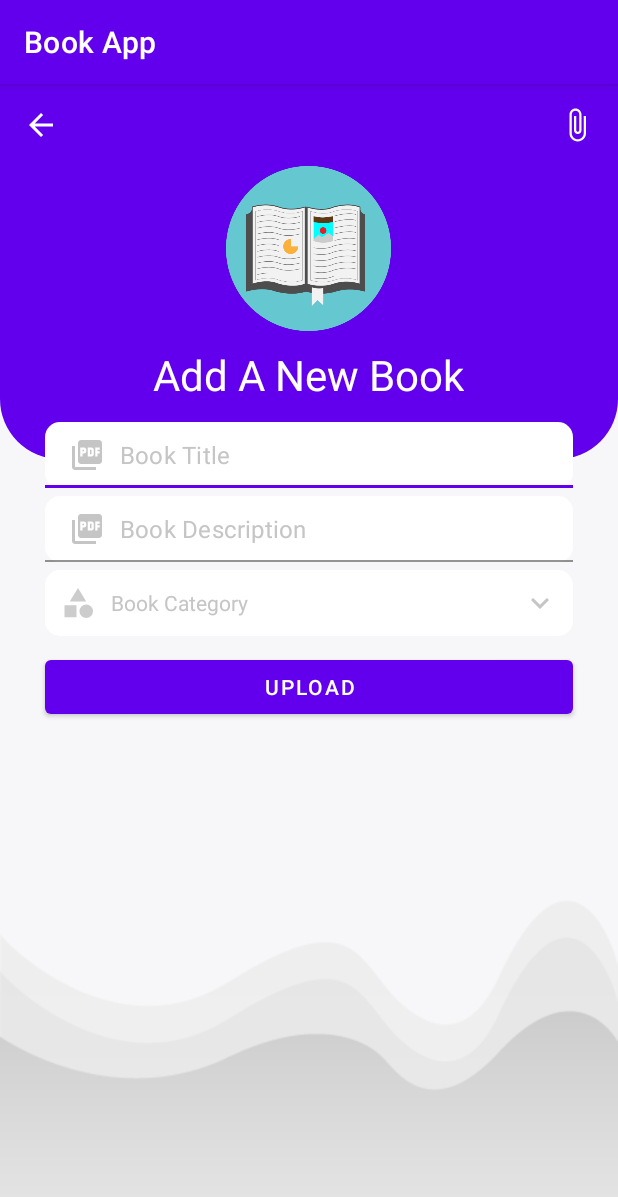
After one commit to Blessed-Hinn/BookApp-Android_studio, an Android app: the PdfAddActivity screen opened directly, with no data from a screen before it, on a phone screen of 412 x 824 dp. The commit adds this screen. Shown: the top 1197 px of the screen. Run offline under Robolectric (Android 15) with nearby library versions, the phone set to English and light mode, and no system bars; our stand-ins replace Firebase (no records; nobody signed in at launch, a user with empty details on screens opened directly).

Commit message:
Adding More Features

```diff
--- a/app/src/main/AndroidManifest.xml
+++ b/app/src/main/AndroidManifest.xml
@@ -13,6 +13,9 @@
         android:supportsRtl="true"
         android:theme="@style/Theme.BookApp"
         tools:targetApi="31">
+        <activity
+            android:name=".PdfAddActivity"
+            android:exported="false" />
         <activity
             android:name=".CategoryAddActivity"
             android:exported="false" />
--- a/app/src/main/java/com/benny/bookapp/DashboardAdminActivity.kt
+++ b/app/src/main/java/com/benny/bookapp/DashboardAdminActivity.kt
@@ -5,9 +5,7 @@ import androidx.appcompat.app.AppCompatActivity
 import android.os.Bundle
 import android.text.Editable
 import android.text.TextWatcher
-import android.widget.TextView
 import com.benny.bookapp.databinding.ActivityDashboardAdminBinding
-import com.benny.bookapp.databinding.ActivityDashboardUserBinding
 import com.google.firebase.auth.FirebaseAuth
 import com.google.firebase.database.DataSnapshot
 import com.google.firebase.database.DatabaseError
@@ -71,6 +69,11 @@ class DashboardAdminActivity : AppCompatActivity() {
         binding.addCategory.setOnClickListener {
             startActivity(Intent(this, CategoryAddActivity::class.java))
         }
+
+        //Handle Click, Add Pdf page
+        binding.addPdfFab.setOnClickListener {
+            startActivity(Intent(this, PdfAddActivity::class.java))
+        }
     }
 
     private fun loadCategories() {
--- /dev/null
+++ b/app/src/main/java/com/benny/bookapp/PdfAddActivity.kt
@@ -0,0 +1,69 @@
+package com.benny.bookapp
+
+import android.app.ProgressDialog
+import android.net.Uri
+import androidx.appcompat.app.AppCompatActivity
+import android.os.Bundle
+import android.util.Log
+import com.benny.bookapp.databinding.ActivityPdfBinding
+import com.google.firebase.auth.FirebaseAuth
+import com.google.firebase.database.DataSnapshot
+import com.google.firebase.database.DatabaseError
+import com.google.firebase.database.FirebaseDatabase
+import com.google.firebase.database.ValueEventListener
+
+class PdfAddActivity : AppCompatActivity() {
+
+    //Setup view binding
+    private lateinit var binding : ActivityPdfBinding
+
+    //Firebase Auth
+    private lateinit var firebaseAuth: FirebaseAuth
+
+    //Progress dialog
+    private lateinit var progressDialog: ProgressDialog
+
+    //ArrayList to hold pdf
+    private lateinit var categoryArrayList : ArrayList<ModelCategory>
+
+    //url of picked pdf
+    private var pdfUrl : Uri? = null
+
+    //TAG
+    private val TAG = "PDF_ADD_TAG"
+
+    override fun onCreate(savedInstanceState: Bundle?) {
+        super.onCreate(savedInstanceState)
+        binding = ActivityPdfBinding.inflate(layoutInflater)
+        setContentView(binding.root)
+
+        //init firebase auth
+        firebaseAuth = FirebaseAuth.getInstance()
+        loadPdfCategories()
+
+        //setup progress Dialog
+        progressDialog = ProgressDialog(this)
+        progressDialog.setTitle("Please Wait...")
+        progressDialog.setCanceledOnTouchOutside(false)
+    }
+
+    private fun loadPdfCategories() {
+        Log.d(TAG, "loadPdfCategories: Loading pdf Categories")
+
+        //init array List
+        categoryArrayList = ArrayList()
+
+        //db reference to load categories DB > Categories
+        val ref = FirebaseDatabase.getInstance().getReference("Categories")
+        ref.addListenerForSingleValueEvent( object : ValueEventListener{
+            override fun onDataChange(snapshot: DataSnapshot) {
+                TODO("Not yet implemented")
+            }
+
+            override fun onCancelled(error: DatabaseError) {
+
+            }
+
+        })
+    }
+}
--- /dev/null
+++ b/app/src/main/res/drawable/ic_attach_white.xml
@@ -0,0 +1,5 @@
+<vector android:height="24dp" android:tint="#FFFFFF"
+    android:viewportHeight="24" android:viewportWidth="24"
+    android:width="24dp" xmlns:android="http://schemas.android.com/apk/res/android">
+    <path android:fillColor="@android:color/white" android:pathData="M16.5,6v11.5c0,2.21 -1.79,4 -4,4s-4,-1.79 -4,-4V5c0,-1.38 1.12,-2.5 2.5,-2.5s2.5,1.12 2.5,2.5v10.5c0,0.55 -0.45,1 -1,1s-1,-0.45 -1,-1V6H10v9.5c0,1.38 1.12,2.5 2.5,2.5s2.5,-1.12 2.5,-2.5V5c0,-2.21 -1.79,-4 -4,-4S7,2.79 7,5v12.5c0,3.04 2.46,5.5 5.5,5.5s5.5,-2.46 5.5,-5.5V6h-1.5z"/>
+</vector>
--- /dev/null
+++ b/app/src/main/res/drawable/ic_down_gray.xml
@@ -0,0 +1,5 @@
+<vector android:height="24dp" android:tint="#C5C5C5"
+    android:viewportHeight="24" android:viewportWidth="24"
+    android:width="24dp" xmlns:android="http://schemas.android.com/apk/res/android">
+    <path android:fillColor="@android:color/white" android:pathData="M7.41,8.59L12,13.17l4.59,-4.58L18,10l-6,6 -6,-6 1.41,-1.41z"/>
+</vector>
--- /dev/null
+++ b/app/src/main/res/drawable/ic_pdf_gray.xml
@@ -0,0 +1,5 @@
+<vector android:height="24dp" android:tint="#C5C5C5"
+    android:viewportHeight="24" android:viewportWidth="24"
+    android:width="24dp" xmlns:android="http://schemas.android.com/apk/res/android">
+    <path android:fillColor="@android:color/white" android:pathData="M20,2L8,2c-1.1,0 -2,0.9 -2,2v12c0,1.1 0.9,2 2,2h12c1.1,0 2,-0.9 2,-2L22,4c0,-1.1 -0.9,-2 -2,-2zM11.5,9.5c0,0.83 -0.67,1.5 -1.5,1.5L9,11v2L7.5,13L7.5,7L10,7c0.83,0 1.5,0.67 1.5,1.5v1zM16.5,11.5c0,0.83 -0.67,1.5 -1.5,1.5h-2.5L12.5,7L15,7c0.83,0 1.5,0.67 1.5,1.5v3zM20.5,8.5L19,8.5v1h1.5L20.5,11L19,11v2h-1.5L17.5,7h3v1.5zM9,9.5h1v-1L9,8.5v1zM4,6L2,6v14c0,1.1 0.9,2 2,2h14v-2L4,20L4,6zM14,11.5h1v-3h-1v3z"/>
+</vector>
--- /dev/null
+++ b/app/src/main/res/layout/activity_pdf.xml
@@ -0,0 +1,144 @@
+<?xml version="1.0" encoding="utf-8"?>
+<RelativeLayout xmlns:android="http://schemas.android.com/apk/res/android"
+    xmlns:app="http://schemas.android.com/apk/res-auto"
+    xmlns:tools="http://schemas.android.com/tools"
+    android:layout_width="match_parent"
+    android:layout_height="match_parent"
+    android:background="@drawable/back01"
+    tools:context=".PdfAddActivity">
+
+    <!--ToolBar-->
+    <RelativeLayout
+        android:id="@+id/toolbarRl"
+        android:layout_width="match_parent"
+        android:layout_height="250dp"
+        android:background="@drawable/shape_toolbar01">
+
+        <!--Back Button-->
+        <ImageButton
+            android:id="@+id/backBtn"
+            android:layout_width="wrap_content"
+            android:layout_height="wrap_content"
+            android:layout_margin="10dp"
+            android:background="@android:color/transparent"
+            android:padding="5dp"
+            android:src="@drawable/ic_back_white" />
+
+        <!--Icon Image-->
+        <ImageView
+            android:id="@+id/iconIv"
+            android:layout_width="110dp"
+            android:layout_height="110dp"
+            android:layout_below="@id/backBtn"
+            android:layout_centerHorizontal="true"
+            android:src="@drawable/logo" />
+
+        <TextView
+            android:id="@+id/titleTv"
+            android:layout_width="wrap_content"
+            android:layout_height="wrap_content"
+            android:layout_below="@id/iconIv"
+            android:layout_centerHorizontal="true"
+            android:layout_marginTop="10dp"
+            android:text="Add A New Book"
+            android:textColor="@color/white"
+            android:textSize="28sp" />
+
+        <!--Attach File-->
+        <ImageButton
+            android:layout_width="wrap_content"
+            android:layout_height="wrap_content"
+            android:layout_alignParentEnd="true"
+            android:layout_margin="10dp"
+            android:background="@android:color/transparent"
+            android:padding="5dp"
+            android:src="@drawable/ic_attach_white" />
+
+    </RelativeLayout>
+
+    <!--Input Title-->
+    <com.google.android.material.textfield.TextInputLayout
+        android:id="@+id/titleTil"
+        android:layout_width="match_parent"
+        android:layout_height="wrap_content"
+        android:layout_marginStart="30dp"
+        android:layout_marginTop="225dp"
+        android:layout_marginEnd="30dp"
+        app:hintEnabled="false">
+
+        <EditText
+            android:id="@+id/titleEt"
+            android:layout_width="match_parent"
+            android:layout_height="wrap_content"
+            android:background="@drawable/shape_edittext01"
+            android:drawableStart="@drawable/ic_pdf_gray"
+            android:drawablePadding="10dp"
+            android:hint="Book Title"
+            android:inputType="textPersonName|textCapWords"
+            android:padding="10dp"
+            android:textSize="16sp"
+            android:textColor="@color/black"
+            android:textColorHint="@color/gray01" />
+
+    </com.google.android.material.textfield.TextInputLayout>
+
+    <com.google.android.material.textfield.TextInputLayout
+        android:id="@+id/descriptionTil"
+        android:layout_width="match_parent"
+        android:layout_height="wrap_content"
+        android:layout_marginStart="30dp"
+        android:layout_marginEnd="30dp"
+        android:layout_below="@id/titleTil"
+        android:layout_marginTop="5dp"
+        app:hintEnabled="false">
+
+        <EditText
+            android:id="@+id/descriptionEt"
+            android:layout_width="match_parent"
+            android:layout_height="wrap_content"
+            android:background="@drawable/shape_edittext01"
+            android:padding="10dp"
+            android:textColor="@color/black"
+            android:hint="Book Description"
+            android:textColorHint="@color/gray01"
+            android:inputType="textMultiLine|textCapSentences"
+            android:textSize="16sp"
+            android:drawableStart="@drawable/ic_pdf_gray"
+            android:drawablePadding="10dp"/>
+
+    </com.google.android.material.textfield.TextInputLayout>
+
+    <!--Pick Category From Dialog-->
+    <TextView
+        android:id="@+id/categoryTv"
+        android:layout_width="match_parent"
+        android:layout_height="wrap_content"
+        android:layout_below="@id/descriptionTil"
+        android:layout_marginStart="30dp"
+        android:layout_marginEnd="30dp"
+        android:layout_marginTop="5dp"
+        android:background="@drawable/shape_edittext01"
+        android:drawableStart="@drawable/ic_category_gray"
+        android:drawableEnd="@drawable/ic_down_gray"
+        android:padding="10dp"
+        android:drawablePadding="10dp"
+        android:hint="Book Category"
+        android:gravity="center_vertical"
+        android:textColor="@color/black"
+        android:textColorHint="@color/gray01"/>
+
+    <!--Button: upload pdf-->
+    <Button
+        android:id="@+id/submitBtn"
+        android:layout_width="match_parent"
+        android:layout_height="wrap_content"
+        android:layout_below="@id/categoryTv"
+        android:layout_marginStart="30dp"
+        android:layout_marginEnd="30dp"
+        android:layout_marginTop="10dp"
+        android:text="Upload"
+        android:textColor="@color/white"/>
+
+
+
+</RelativeLayout>
```
